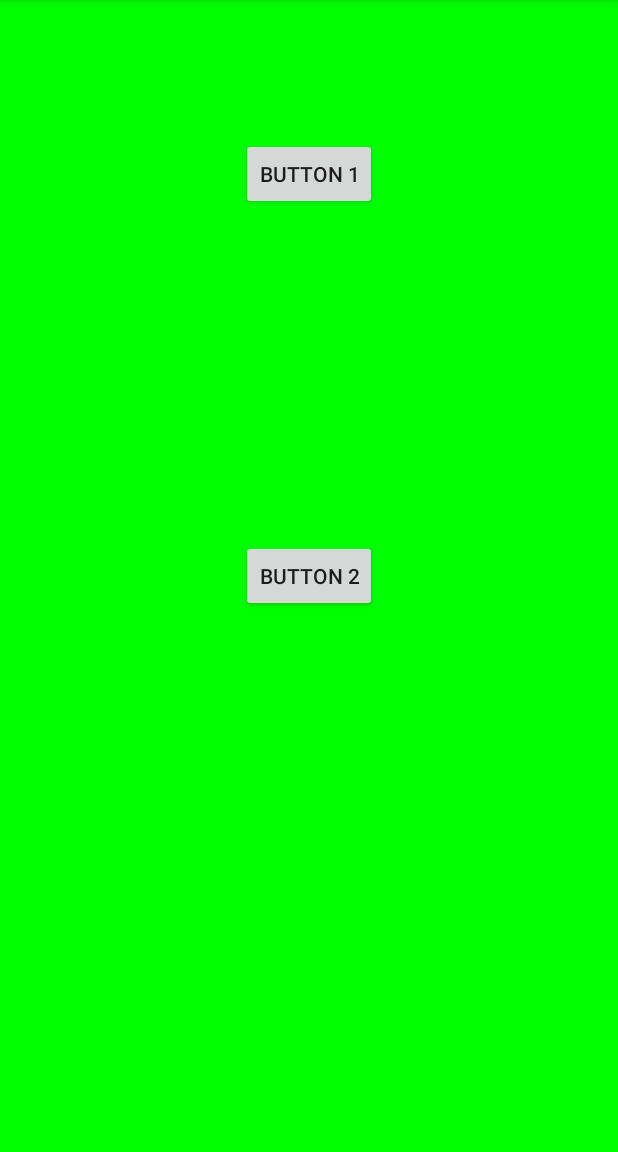
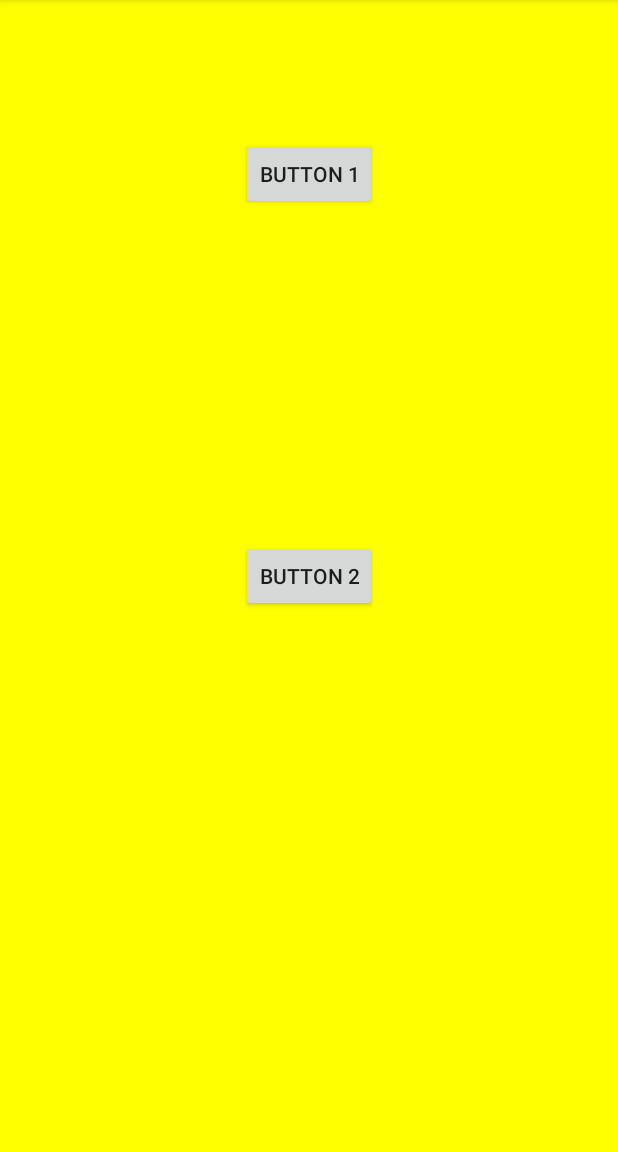
Before and after one commit to fffrowies/EventHandlingActivity, an Android app: the screen it shows after launch (MainActivity), after a tap on "BUTTON 1", on a phone screen of 412 x 824 dp, the part 84-1236 px from its top. Run offline under Robolectric (Android 15) with nearby library versions, the phone set to English and light mode, and no system bars.

Commit message:
Alternate method to handling an Event inside Activity

```diff
--- a/app/src/main/java/com/fffrowies/eventhandlingactivity/MainActivity.java
+++ b/app/src/main/java/com/fffrowies/eventhandlingactivity/MainActivity.java
@@ -8,36 +8,33 @@ import android.view.View;
 import android.widget.Button;
 import android.widget.RelativeLayout;
 
-public class MainActivity extends AppCompatActivity implements View.OnClickListener {
+public class MainActivity extends AppCompatActivity {
 
     private static final String TAG = MainActivity.class.getSimpleName();
-    private RelativeLayout relativeLayout;
 
     @Override
     protected void onCreate(Bundle savedInstanceState) {
         super.onCreate(savedInstanceState);
         setContentView(R.layout.activity_main);
 
-        relativeLayout = findViewById(R.id.relativeLayout);
+        final RelativeLayout relativeLayout = findViewById(R.id.relativeLayout);
 
         Button button1 = findViewById(R.id.button1);
         Button button2 = findViewById(R.id.button2);
 
-        button1.setOnClickListener(MainActivity.this);
-        button2.setOnClickListener(MainActivity.this);
-    }
+        // new View.OnClickListener() {...} - It refers to an Object that implements an interface.
+        button1.setOnClickListener(new View.OnClickListener() {
+            @Override
+            public void onClick(View v) {
+                relativeLayout.setBackgroundColor(Color.YELLOW);
+            }
+        });
 
-    @Override
-    public void onClick(View v) {
-        switch (v.getId()) {
-            case R.id.button1:
-                Log.i(TAG, "Color changed to Green");
-                relativeLayout.setBackgroundColor(Color.GREEN);
-                break;
-            case R.id.button2:
-                Log.i(TAG, "Color changed to Blue");
-                relativeLayout.setBackgroundColor(Color.BLUE);
-                break;
-        }
+        button2.setOnClickListener(new View.OnClickListener() {
+            @Override
+            public void onClick(View v) {
+                relativeLayout.setBackgroundColor(Color.RED);
+            }
+        });
     }
 }
```
